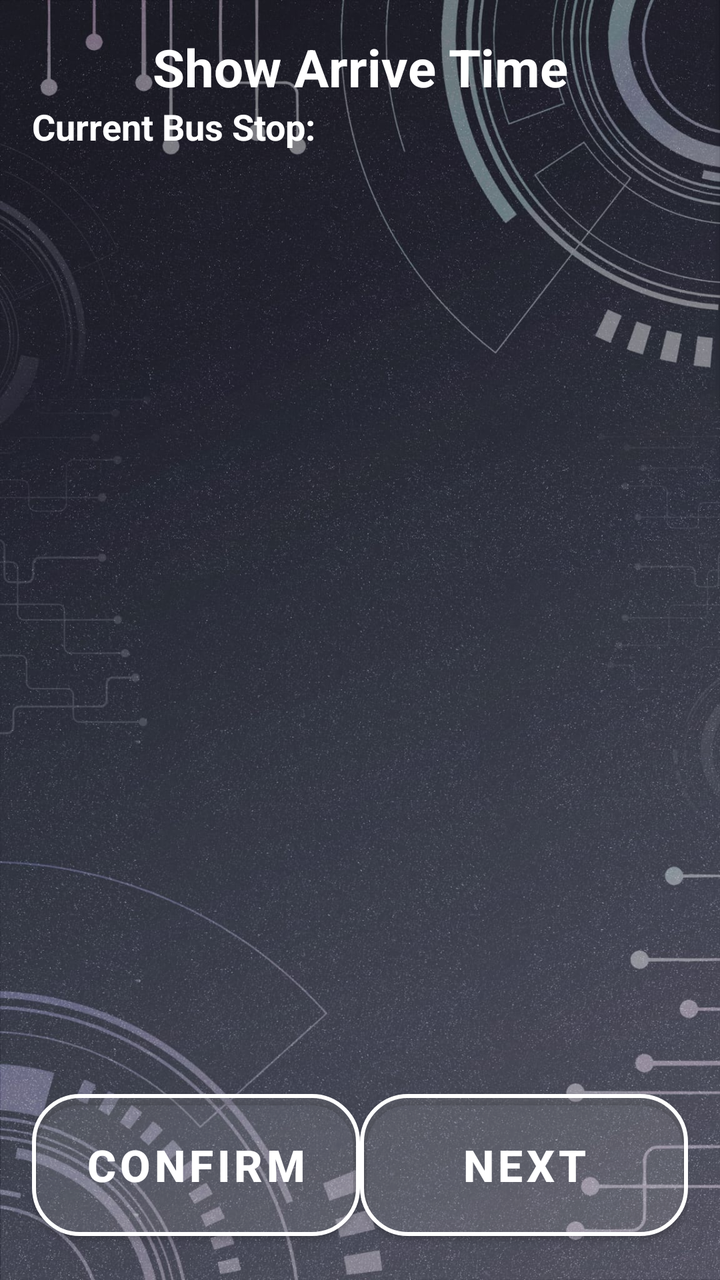
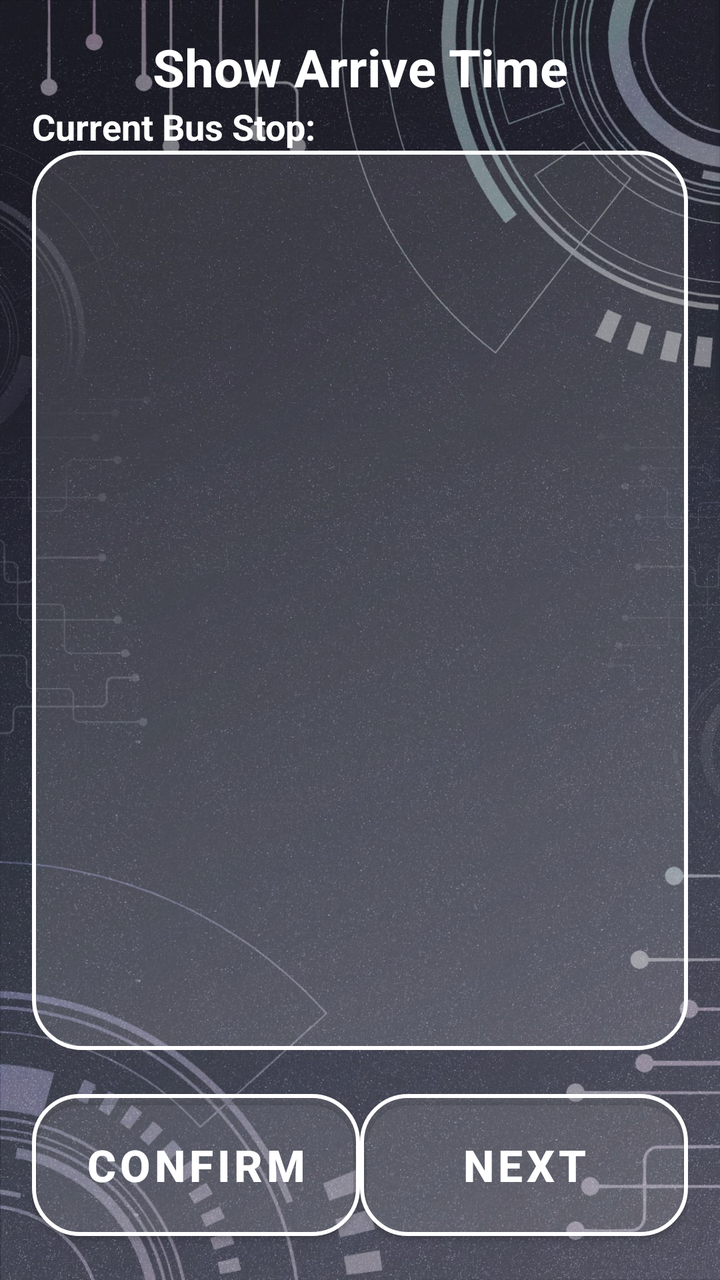

Before-and-after screenshots of an Android layout around one commit, followed by the original layout XML and the change that was made.
<!-- AndroidManifest.xml: application theme Theme.VISTA -->
<!-- res/layout/activity_show_arrive_time_page.xml -->
<LinearLayout
    xmlns:android="http://schemas.android.com/apk/res/android"
    xmlns:tools="http://schemas.android.com/tools"
    xmlns:app="http://schemas.android.com/apk/res-auto"
    android:id="@+id/main"
    android:layout_width="match_parent"
    android:layout_height="match_parent"
    android:orientation="vertical"
    android:padding="16sp"
    tools:context=".ShowArriveTimePage"
    android:background="@drawable/background">

    <TextView
        android:layout_width="match_parent"
        android:layout_height="wrap_content"
        android:text="@string/showArriveTimePage_title"
        android:textSize="26sp"
        android:textStyle="bold"
        android:gravity="center"
        android:textColor="@color/white"/>

    <TextView
        android:layout_width="match_parent"
        android:layout_height="wrap_content"
        android:text="Current Bus Stop:"
        android:textSize="18sp"
        android:textStyle="bold"
        android:id="@+id/txtShowArriveTimePageCurrentBusStop"
        android:textColor="@color/white"/>

    <ListView
        android:id="@+id/lvShowArriveTimePage"
        android:layout_width="match_parent"
        android:layout_height="0dp"
        android:layout_weight="1"/>

    
    <LinearLayout
        android:orientation="horizontal"
        android:layout_width="match_parent"
        android:layout_height="wrap_content"
        android:gravity="bottom"
        android:layout_marginTop="16dp"
        android:weightSum="2">

        
        <com.google.android.material.button.MaterialButton
            android:id="@+id/btnShowArriveTimePageConfirm"
            style="@style/SemiTransparentRoundedButton"
            android:layout_width="0dp"
            android:layout_height="83dp"
            android:layout_weight="1"
            android:text="@string/btn_Confirm"
            android:textSize="22sp"
            android:textStyle="bold" />

        
        <com.google.android.material.button.MaterialButton
            android:id="@+id/btnShowArriveTimePageNext"
            style="@style/SemiTransparentRoundedButton"
            android:layout_width="0dp"
            android:layout_height="83dp"
            android:layout_weight="1"
            android:text="@string/btn_next"
            android:textSize="22sp"
            android:textStyle="bold" />
    </LinearLayout>
</LinearLayout>
<!-- resources referenced by this layout -->
<resources>
  <color name="white">#FFFFFF</color>
  <!-- drawable background: jpeg bitmap (drawable, 288114 bytes) -->
  <string name="btn_Confirm">Confirm</string>
  <string name="btn_next">Next</string>
  <string name="showArriveTimePage_title">Show Arrive Time</string>
  <style name="SemiTransparentRoundedButton" parent="Widget.MaterialComponents.Button">
          <item name="android:textColor">#FFFFFF</item>
          <item name="background">@drawable/button_selector</item> 
          <item name="cornerRadius">24dp</item>
          <item name="strokeColor">#FFFFFF</item>
          <item name="strokeWidth">2dp</item>
          <item name="backgroundTint">#20FFFFFF</item> 
      </style>
  <style name="Theme.VISTA" parent="Theme.MaterialComponents.Light.NoActionBar">
          
          <item name="colorPrimary">@color/semi_transparent_white</item>
          <item name="colorPrimaryVariant">@color/semi_transparent_white</item>
          <item name="colorOnPrimary">@color/white</item>
          
      </style>
  <!-- drawable button_selector (drawable) -->
  <?xml version="1.0" encoding="utf-8"?>
  <selector xmlns:android="http://schemas.android.com/apk/res/android">
      
      <item android:state_pressed="true">
          <shape android:shape="rectangle">
              <solid android:color="#20FFFFFF" /> 
              <stroke android:width="2dp" android:color="#FFFFFF" />
              <corners android:radius="24dp" />
          </shape>
      </item>
  
      
      <item android:state_selected="true">
          <shape android:shape="rectangle">
              <solid android:color="#FFFF00" /> 
              <stroke android:width="2dp" android:color="#FFFFFF" />
              <corners android:radius="24dp" />
          </shape>
      </item>
  
      
      <item>
          <shape android:shape="rectangle">
              <solid android:color="#20FFFFFF" /> 
              <stroke android:width="2dp" android:color="#FFFFFF" />
              <corners android:radius="24dp" />
          </shape>
      </item>
  </selector>
  <color name="semi_transparent_white">#80FFFFFF</color>
</resources>

<!-- the commit's change to res/layout/activity_show_arrive_time_page.xml (unified diff, before → after) -->
@@ -32,7 +32,9 @@
         android:id="@+id/lvShowArriveTimePage"
         android:layout_width="match_parent"
         android:layout_height="0dp"
-        android:layout_weight="1"/>
+        android:layout_weight="1"
+        android:background="@drawable/list_item_border"
+        android:divider="@drawable/custom_divider"/>
 
     
     <LinearLayout
<!-- resource entries referenced after the edit -->
@@ -2,6 +2,32 @@
 <resources>
   <color name="white">#FFFFFF</color>
   <!-- drawable background: jpeg bitmap (drawable, 288114 bytes) -->
+  <!-- drawable custom_divider (drawable) -->
+  <?xml version="1.0" encoding="utf-8"?>
+  <shape xmlns:android="http://schemas.android.com/apk/res/android" android:shape="rectangle">
+      <size android:height="1dp" /> 
+      <solid android:color="#FFFFFF" /> 
+  </shape>
+  <!-- drawable list_item_border (drawable) -->
+  <?xml version="1.0" encoding="utf-8"?>
+  <shape xmlns:android="http://schemas.android.com/apk/res/android" android:shape="rectangle">
+  
+      
+      <stroke
+          android:width="2dp"
+          android:color="#FFFFFF" />
+  
+      <corners android:radius="24dp" />
+  
+      <padding
+          android:left="8dp"
+          android:top="8dp"
+          android:right="8dp"
+          android:bottom="8dp" />
+  
+      <solid android:color="#20FFFFFF" />
+  
+  </shape>
   <string name="btn_Confirm">Confirm</string>
   <string name="btn_next">Next</string>
   <string name="showArriveTimePage_title">Show Arrive Time</string>
